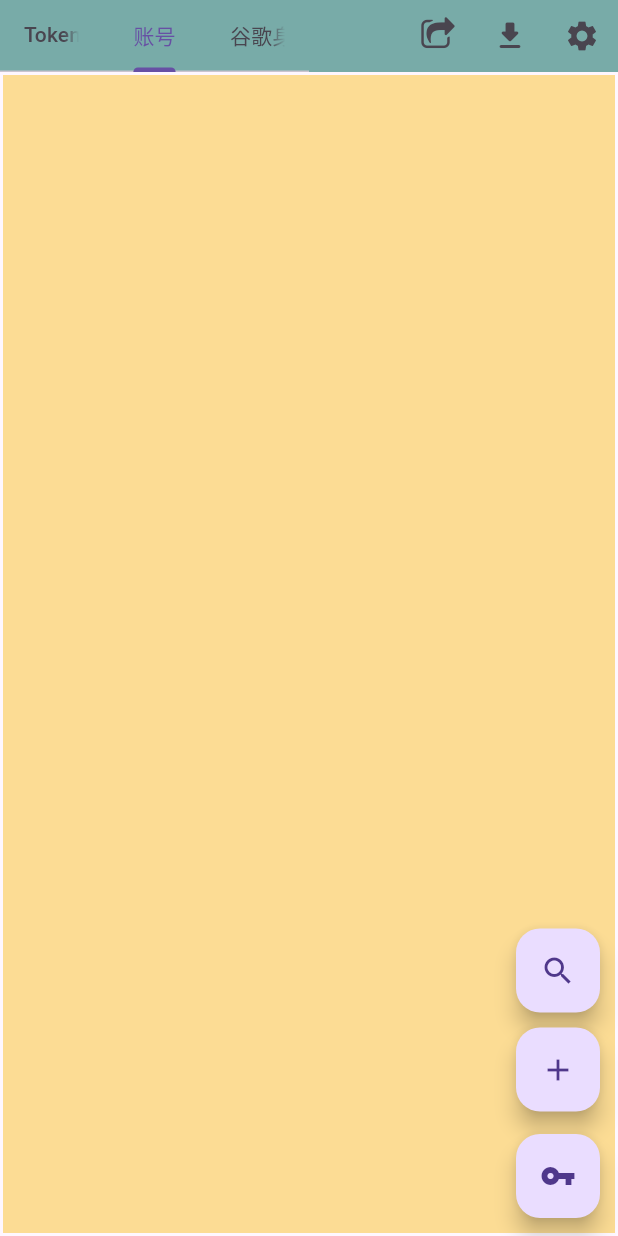
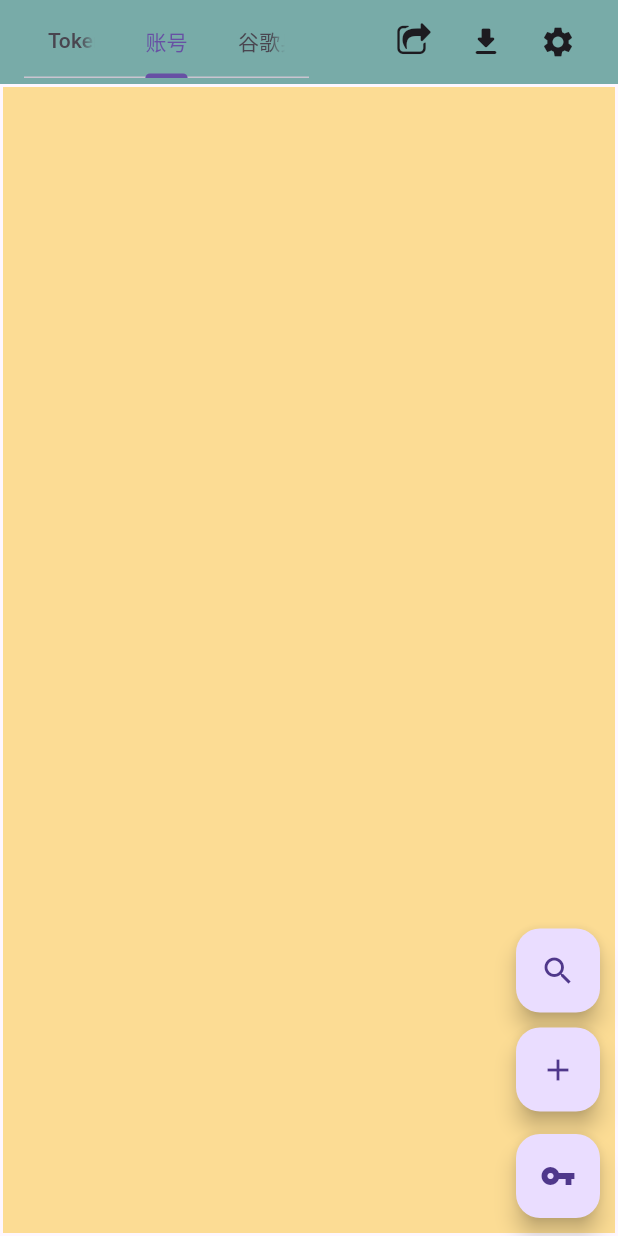
Before and after one commit to stong1994/secret_book, a Flutter app: the screen it shows after launch, tab 2 chosen, on a phone screen of 412 x 824 dp. Run offline on Flutter 3.47's test engine with Material 3 defaults, Android fonts, the phone set to English and light mode, and no system bars; our stand-ins replace event_bus, file_picker, flutter_typeahead, sqflite_common_ffi; missing offline and left inert: base32, test; accounts and stored records are empty.

Commit message:
refactor: Remove extra padding from AppBar
Refactored the AppBar in the Home widget to remove the extra padding for the status bar. This makes the AppBar use its default height, which already includes space for the status bar.

```diff
--- a/lib/home.dart
+++ b/lib/home.dart
@@ -38,10 +38,9 @@ class _HomeState extends State<Home> with SingleTickerProviderStateMixin {
   Widget build(BuildContext context) {
     return MaterialApp(
       home: Scaffold(
-        backgroundColor: const Color(0xff78ABA8),
-        appBar: PreferredSize(
-          preferredSize: const Size.fromHeight(kToolbarHeight),
-          child:
+        appBar: AppBar(
+          backgroundColor: const Color(0xff78ABA8),
+          title:
               Row(mainAxisAlignment: MainAxisAlignment.spaceBetween, children: [
             Expanded(
                 child: TabBar(
```
